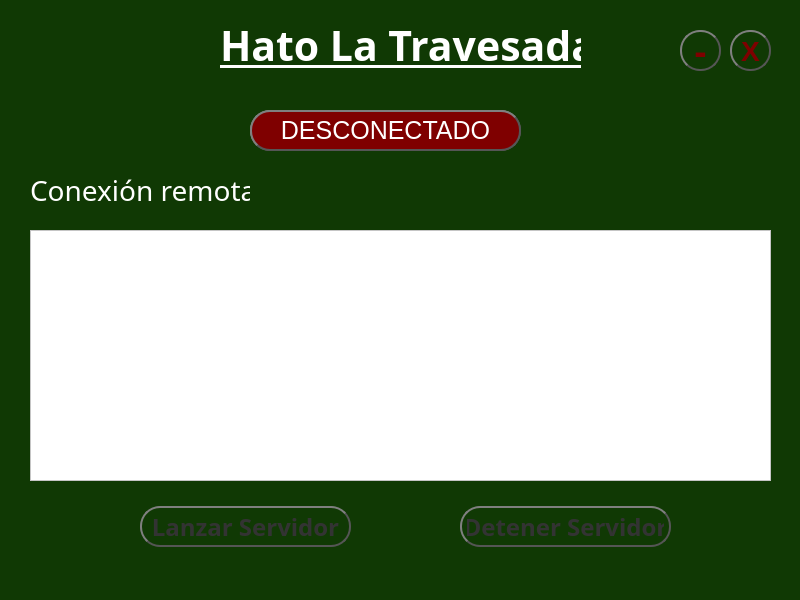
Above: ui/principal.ui from LJMT89/RodeoControlDesktop before the change. Below: the same form after it.
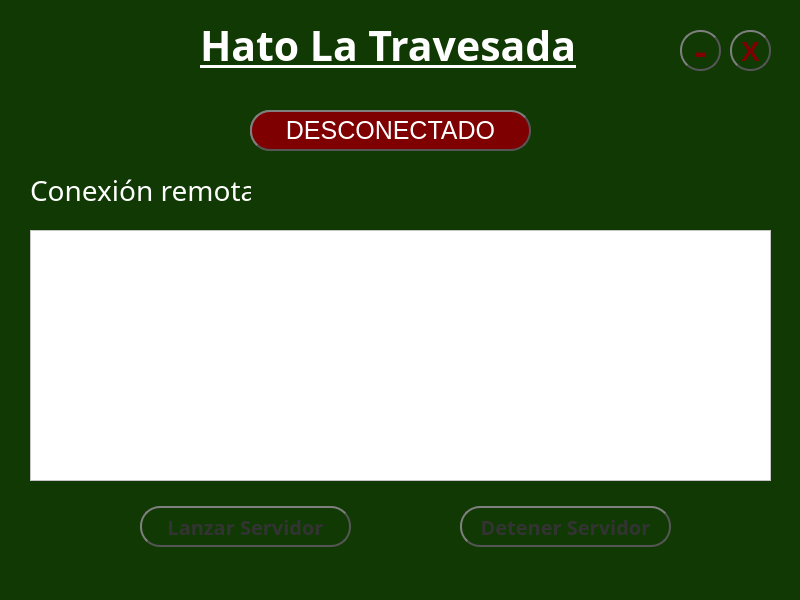
That is the form after the change. Icons and pictures are not drawn.

Commit message: distro windows

Patch:
```diff
--- a/ui/principal.ui
+++ b/ui/principal.ui
@@ -45,7 +45,7 @@
     <property name="font">
      <font>
       <family>Rekha</family>
-      <pointsize>18</pointsize>
+      <pointsize>15</pointsize>
       <weight>75</weight>
       <bold>true</bold>
      </font>
@@ -98,7 +98,7 @@
     <property name="font">
      <font>
       <family>Rekha</family>
-      <pointsize>18</pointsize>
+      <pointsize>15</pointsize>
       <weight>75</weight>
       <bold>true</bold>
      </font>
@@ -246,9 +246,9 @@
    <widget class="QLabel" name="lbl_titulo">
     <property name="geometry">
      <rect>
-      <x>220</x>
+      <x>200</x>
       <y>20</y>
-      <width>361</width>
+      <width>391</width>
       <height>51</height>
      </rect>
     </property>
@@ -328,7 +328,7 @@
      <rect>
       <x>250</x>
       <y>110</y>
-      <width>271</width>
+      <width>281</width>
       <height>41</height>
      </rect>
     </property>
@@ -358,9 +358,9 @@
    <widget class="QLabel" name="lbl_ip_local">
     <property name="geometry">
      <rect>
-      <x>250</x>
+      <x>260</x>
       <y>170</y>
-      <width>231</width>
+      <width>281</width>
       <height>41</height>
      </rect>
     </property>
```
Left out of the diff: 8 changed lines with no effect on the pictures. The commit also changes 7 other files.
